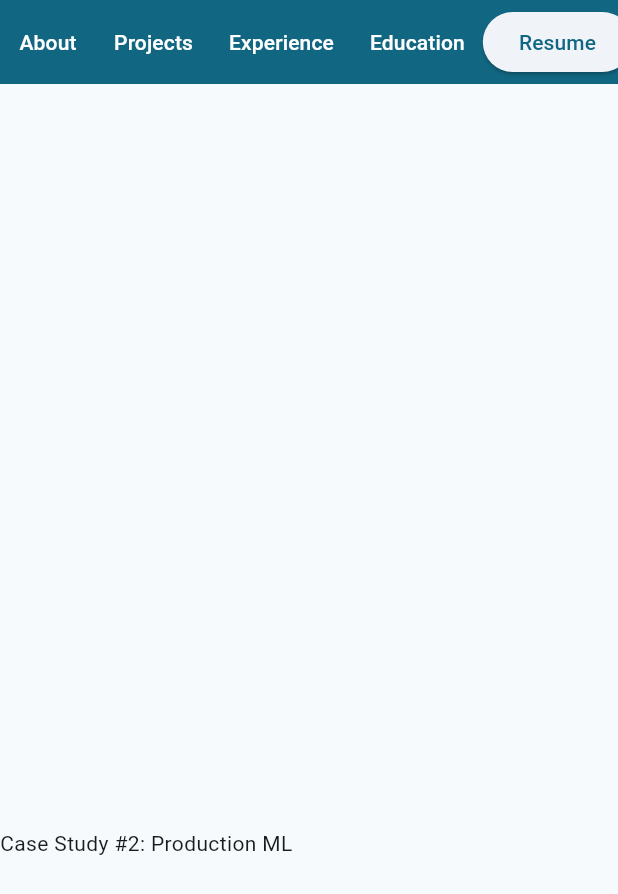
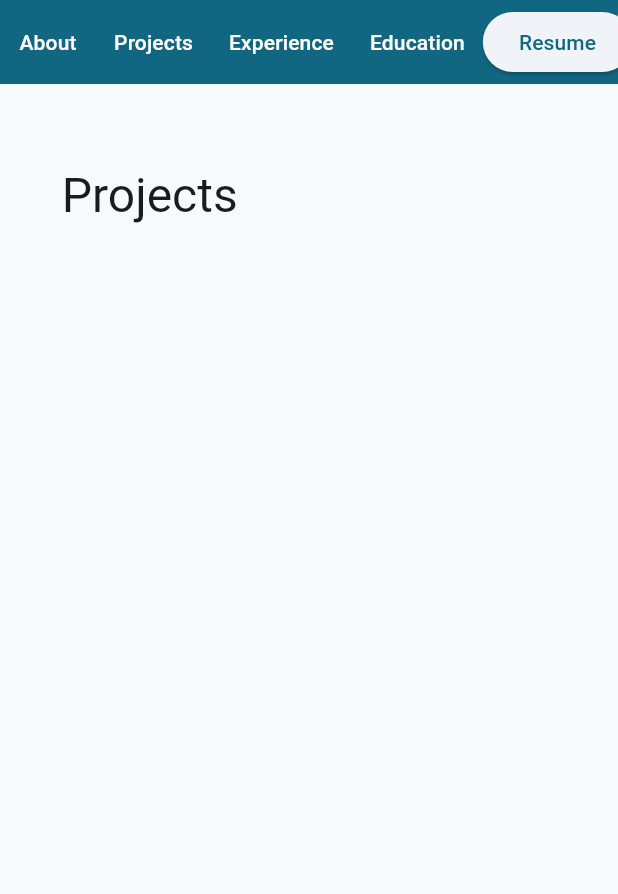
Before and after one commit to Shakleen/Shakleen.github.io, a Flutter app: the screen it shows after launch, scrolled down 1152 dp, after a tap on "Projects", on a phone screen of 412 x 824 dp. Shown: the top 894 px of the screen. Run offline on Flutter 3.47's test engine with Material 3 defaults, Android fonts, the phone set to English and light mode, and no system bars; our stand-ins replace icons_plus.

Commit message:
Click to scroll to section
Author: Shakleen Ishfar (shakleenishfar@gmail.com)

```diff
--- a/lib/main.dart
+++ b/lib/main.dart
@@ -1,12 +1,14 @@
 import 'package:flutter/material.dart';
 import 'package:icons_plus/icons_plus.dart';
 import 'package:my_portfolio_website/utils/launch_url.dart';
-import 'package:my_portfolio_website/utils/snackbar.dart';
-import 'package:url_launcher/url_launcher.dart';
 
 part 'widgets/section.dart';
 part 'widgets/nav_link.dart';
 part 'widgets/socials.dart';
+part 'widgets/section_about.dart';
+part 'widgets/section_experience.dart';
+part 'widgets/section_education.dart';
+part 'widgets/section_projects.dart';
 
 void main() {
   runApp(const MyApp());
@@ -19,15 +21,37 @@ class MyApp extends StatelessWidget {
   @override
   Widget build(BuildContext context) {
     return MaterialApp(
-      title: 'Portfolio',
+      title: 'Shakleen Ishfar - Portfolio',
       theme: ThemeData(colorScheme: .fromSeed(seedColor: Colors.blueGrey)),
       home: const Home(),
     );
   }
 }
 
-class Home extends StatelessWidget {
+class Home extends StatefulWidget {
   const Home({super.key});
+
+  @override
+  State<Home> createState() => _HomeState();
+}
+
+class _HomeState extends State<Home> {
+  final _scrollController = ScrollController();
+  final _aboutKey = GlobalKey();
+  final _projectsKey = GlobalKey();
+  final _experienceKey = GlobalKey();
+  final _educationKey = GlobalKey();
+
+  void _scrollToSection(GlobalKey key) {
+    final context = key.currentContext;
+    if (context != null) {
+      Scrollable.ensureVisible(
+        context,
+        duration: Duration(milliseconds: 500),
+        curve: Curves.easeInOut,
+      );
+    }
+  }
 
   @override
   Widget build(BuildContext context) {
@@ -38,98 +62,44 @@ class Home extends StatelessWidget {
           style: TextStyle(color: Theme.of(context).colorScheme.onPrimary),
         ),
         backgroundColor: Theme.of(context).colorScheme.primary,
-        actions: [
-          _NavLink(title: "About"),
-          _NavLink(title: "Projects"),
-          _NavLink(title: "Experience"),
-          _NavLink(title: "Education"),
-          _NavLink(title: "Resume", invert: true),
-        ],
+        actions: <Widget>[
+          _NavLink(
+            title: "About",
+            onPressed: () => _scrollToSection(_aboutKey),
           ),
-      body: ListView(
-        children: [
-          _AboutSection(),
-          _Section(child: Text("Case Study #1: Flash Learn")),
-          _Section(child: Text("Case Study #2: Production ML")),
-          _Section(child: Text("Case Study #3: News Outlet Freedom Detection")),
-        ],
+          _NavLink(
+            title: "Projects",
+            onPressed: () => _scrollToSection(_projectsKey),
           ),
-    );
-  }
-}
-
-class _AboutSection extends StatelessWidget {
-  const _AboutSection();
-
-  @override
-  Widget build(BuildContext context) {
-    return _Section(
-      child: Center(
-        child: SizedBox(
-          width: MediaQuery.of(context).size.width * 0.6,
-          height: MediaQuery.of(context).size.height * 0.6,
-          child: Column(
-            mainAxisSize: MainAxisSize.max,
-            mainAxisAlignment: MainAxisAlignment.start,
-            crossAxisAlignment: CrossAxisAlignment.start,
-            children: [
-              Row(
-                children: [
-                  ClipOval(
-                    child: Image.asset(
-                      'assets/images/profile-picture.jpeg',
-                      fit: BoxFit.cover,
-                      width: 150,
-                      height: 150,
+          _NavLink(
+            title: "Experience",
+            onPressed: () => _scrollToSection(_experienceKey),
           ),
+          _NavLink(
+            title: "Education",
+            onPressed: () => _scrollToSection(_educationKey),
           ),
-                  SizedBox(width: 32),
-                  Column(
-                    mainAxisAlignment: MainAxisAlignment.center,
-                    crossAxisAlignment: CrossAxisAlignment.start,
-                    children: [
-                      Text(
-                        "Hello! I'm",
-                        style: Theme.of(context).textTheme.titleSmall!.copyWith(
-                          color: Theme.of(context).colorScheme.primary,
-                        ),
-                      ),
-                      Row(
-                        children: [
-                          Text(
-                            "Shakleen",
-                            style: Theme.of(
+          _NavLink(
+            title: "Resume",
+            invert: true,
+            onPressed: () async => await launchURL(
               context,
-                            ).textTheme.headlineLarge!.copyWith(fontSize: 64),
-                          ),
-                          const SizedBox(width: 4),
-                          Text(
-                            "Ishfar",
-                            style: Theme.of(context).textTheme.headlineLarge!
-                                .copyWith(
-                                  color: Theme.of(context).colorScheme.primary,
-                                  fontSize: 64,
+              'https://drive.google.com/file/d/1UIMRwmcYXDOc7vyvsVQoTXLc03FwmYqB/view?usp=drive_link',
+              "Failed to launch URL for resume",
+              "Error occurred when launching URL for resume",
             ),
           ),
         ],
       ),
-                      Text(
-                        "AI Engineer",
-                        style: Theme.of(context).textTheme.headlineSmall,
-                      ),
+      body: SingleChildScrollView(
+        controller: _scrollController,
+        child: Column(
+          children: [
+            _AboutSection(key: _aboutKey),
+            _ProjectsSection(key: _projectsKey),
+            _ExperienceSection(key: _experienceKey),
+            _EducationSection(key: _educationKey),
           ],
-                  ),
-                ],
-              ),
-              SizedBox(height: 32),
-              Text(
-                "I build and deploy AI systems that improve accuracy, latency, and cost. Experience shipping ML products at Samsung, startups, and as a founder.",
-                style: Theme.of(context).textTheme.bodyLarge,
-              ),
-              SizedBox(height: 64),
-              _Socials(),
-            ],
-          ),
         ),
       ),
     );
--- a/lib/widgets/nav_link.dart
+++ b/lib/widgets/nav_link.dart
@@ -3,14 +3,15 @@ part of '../main.dart';
 class _NavLink extends StatelessWidget {
   final String title;
   final bool invert;
+  final VoidCallback onPressed;
 
-  const _NavLink({required this.title, this.invert = false});
+  const _NavLink({required this.title, this.invert = false, required this.onPressed});
 
   @override
   Widget build(BuildContext context) {
     if (invert) {
       return ElevatedButton(
-        onPressed: () {},
+        onPressed: onPressed,
         child: Text(
           title,
           style: TextStyle(color: Theme.of(context).colorScheme.primary),
@@ -19,7 +20,7 @@ class _NavLink extends StatelessWidget {
     }
 
     return TextButton(
-      onPressed: () {},
+      onPressed: onPressed,
       child: Text(
         title,
         style: TextStyle(color: Theme.of(context).colorScheme.onPrimary),
--- a/lib/widgets/section.dart
+++ b/lib/widgets/section.dart
@@ -7,9 +7,11 @@ class _Section extends StatelessWidget {
 
   @override
   Widget build(BuildContext context) {
-    // TODO: Make response by changing this later on
     final double width = MediaQuery.of(context).size.width;
-    final double height = MediaQuery.of(context).size.height;
+    final appBarHeight = AppBar().preferredSize.height;
+    final statusBarHeight = MediaQuery.of(context).padding.top;
+    final double height =
+        MediaQuery.of(context).size.height - appBarHeight - statusBarHeight;
 
     return SizedBox(width: width, height: height, child: child);
   }
--- /dev/null
+++ b/lib/widgets/section_about.dart
@@ -0,0 +1,79 @@
+part of '../main.dart';
+
+class _AboutSection extends StatelessWidget {
+  const _AboutSection({super.key});
+
+  @override
+  Widget build(BuildContext context) {
+    return _Section(
+      child: Center(
+        child: SizedBox(
+          width: MediaQuery.of(context).size.width * 0.6,
+          height: MediaQuery.of(context).size.height * 0.6,
+          child: Column(
+            mainAxisSize: MainAxisSize.max,
+            mainAxisAlignment: MainAxisAlignment.start,
+            crossAxisAlignment: CrossAxisAlignment.start,
+            children: [
+              Row(
+                children: [
+                  ClipOval(
+                    child: Image.asset(
+                      'assets/images/profile-picture.jpeg',
+                      fit: BoxFit.cover,
+                      width: 150,
+                      height: 150,
+                    ),
+                  ),
+                  SizedBox(width: 32),
+                  Column(
+                    mainAxisAlignment: MainAxisAlignment.center,
+                    crossAxisAlignment: CrossAxisAlignment.start,
+                    children: [
+                      Text(
+                        "Hello! I'm",
+                        style: Theme.of(context).textTheme.titleSmall!.copyWith(
+                          color: Theme.of(context).colorScheme.primary,
+                        ),
+                      ),
+                      Row(
+                        children: [
+                          Text(
+                            "Shakleen",
+                            style: Theme.of(
+                              context,
+                            ).textTheme.headlineLarge!.copyWith(fontSize: 64),
+                          ),
+                          const SizedBox(width: 4),
+                          Text(
+                            "Ishfar",
+                            style: Theme.of(context).textTheme.headlineLarge!
+                                .copyWith(
+                                  color: Theme.of(context).colorScheme.primary,
+                                  fontSize: 64,
+                                ),
+                          ),
+                        ],
+                      ),
+                      Text(
+                        "AI Engineer",
+                        style: Theme.of(context).textTheme.headlineSmall,
+                      ),
+                    ],
+                  ),
+                ],
+              ),
+              SizedBox(height: 32),
+              Text(
+                "I build and deploy AI systems that improve accuracy, latency, and cost. Experience shipping ML products at Samsung, startups, and as a founder.",
+                style: Theme.of(context).textTheme.bodyLarge,
+              ),
+              SizedBox(height: 64),
+              _Socials(),
+            ],
+          ),
+        ),
+      ),
+    );
+  }
+}
--- /dev/null
+++ b/lib/widgets/section_education.dart
@@ -0,0 +1,28 @@
+part of '../main.dart';
+
+class _EducationSection extends StatelessWidget {
+  const _EducationSection({super.key});
+
+  @override
+  Widget build(BuildContext context) {
+    return _Section(
+      child: Center(
+        child: SizedBox(
+          width: MediaQuery.of(context).size.width * 0.8,
+          height: MediaQuery.of(context).size.height * 0.8,
+          child: Column(
+            mainAxisSize: MainAxisSize.max,
+            mainAxisAlignment: MainAxisAlignment.start,
+            crossAxisAlignment: CrossAxisAlignment.start,
+            children: [
+              Text(
+                "Education",
+                style: Theme.of(context).textTheme.headlineLarge,
+              ),
+            ],
+          ),
+        ),
+      ),
+    );
+  }
+}
--- /dev/null
+++ b/lib/widgets/section_experience.dart
@@ -0,0 +1,28 @@
+part of '../main.dart';
+
+class _ExperienceSection extends StatelessWidget {
+  const _ExperienceSection({super.key});
+
+  @override
+  Widget build(BuildContext context) {
+    return _Section(
+      child: Center(
+        child: SizedBox(
+          width: MediaQuery.of(context).size.width * 0.8,
+          height: MediaQuery.of(context).size.height * 0.8,
+          child: Column(
+            mainAxisSize: MainAxisSize.max,
+            mainAxisAlignment: MainAxisAlignment.start,
+            crossAxisAlignment: CrossAxisAlignment.start,
+            children: [
+              Text(
+                "Experience",
+                style: Theme.of(context).textTheme.headlineLarge,
+              ),
+            ],
+          ),
+        ),
+      ),
+    );
+  }
+}
--- /dev/null
+++ b/lib/widgets/section_projects.dart
@@ -0,0 +1,28 @@
+part of '../main.dart';
+
+class _ProjectsSection extends StatelessWidget {
+  const _ProjectsSection({super.key});
+
+  @override
+  Widget build(BuildContext context) {
+    return _Section(
+      child: Center(
+        child: SizedBox(
+          width: MediaQuery.of(context).size.width * 0.8,
+          height: MediaQuery.of(context).size.height * 0.8,
+          child: Column(
+            mainAxisSize: MainAxisSize.max,
+            mainAxisAlignment: MainAxisAlignment.start,
+            crossAxisAlignment: CrossAxisAlignment.start,
+            children: [
+              Text(
+                "Projects",
+                style: Theme.of(context).textTheme.headlineLarge,
+              ),
+            ],
+          ),
+        ),
+      ),
+    );
+  }
+}
```
Lines whose indentation alone changed are shown as unchanged.
